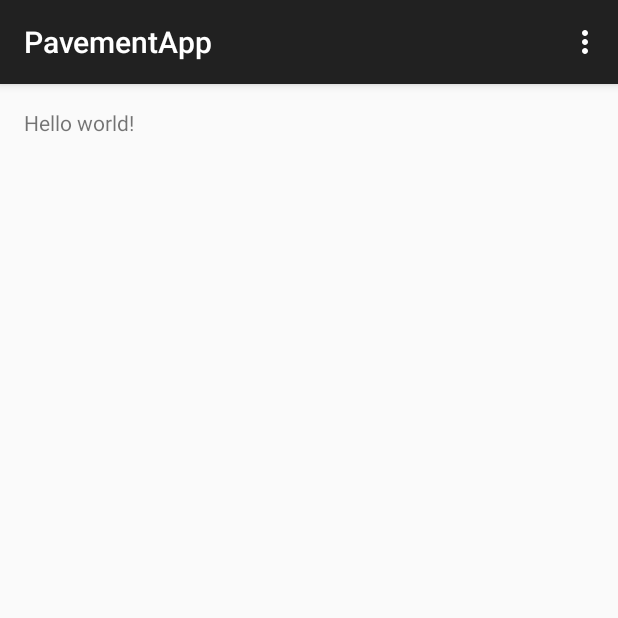
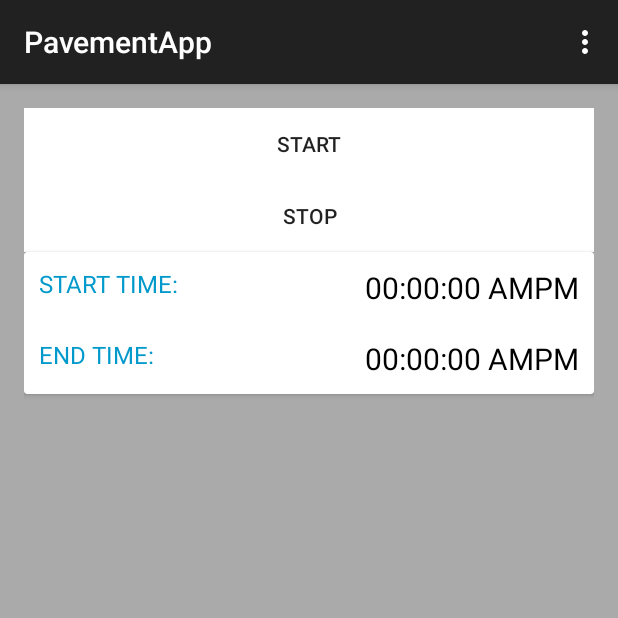
Before and after one commit to strangerloops/pavement_android, an Android app: the screen it shows after launch (MainActivity), on a phone screen of 412 x 824 dp, the top half of it. Run offline under Robolectric (Android 15) with nearby library versions, the phone set to English and light mode, and no system bars.

Commit message:
Update - Main screen layout update.

```diff
--- /dev/null
+++ b/app/src/main/java/com/pnpc/pa/SplashActivity.java
@@ -0,0 +1,24 @@
+package com.pnpc.pa;
+
+import android.app.Activity;
+import android.os.Bundle;
+
+/**
+ * Created by markusmcgee on 9/21/15.
+ */
+public class SplashActivity extends Activity {
+    @Override
+    protected void onCreate(Bundle savedInstanceState) {
+        super.onCreate(savedInstanceState);
+    }
+
+    @Override
+    protected void onPause() {
+        super.onPause();
+    }
+
+    @Override
+    protected void onResume() {
+        super.onResume();
+    }
+}
--- a/app/src/main/res/layout/activity_main.xml
+++ b/app/src/main/res/layout/activity_main.xml
@@ -1,16 +1,105 @@
-<RelativeLayout xmlns:android="http://schemas.android.com/apk/res/android"
+<LinearLayout xmlns:android="http://schemas.android.com/apk/res/android"
               xmlns:tools="http://schemas.android.com/tools"
               android:layout_width="match_parent"
               android:layout_height="match_parent"
+              android:background="@android:color/darker_gray"
+              android:orientation="vertical"
+              android:paddingBottom="@dimen/activity_vertical_margin"
               android:paddingLeft="@dimen/activity_horizontal_margin"
               android:paddingRight="@dimen/activity_horizontal_margin"
               android:paddingTop="@dimen/activity_vertical_margin"
-                android:paddingBottom="@dimen/activity_vertical_margin"
               tools:context=".MainActivity">
 
+    <LinearLayout
+        android:layout_width="match_parent"
+        android:layout_height="wrap_content"
+        android:orientation="vertical">
+
+        <Button
+            android:id="@+id/start_btn"
+            android:layout_width="match_parent"
+            android:layout_height="wrap_content"
+            android:background="@android:color/white"
+            android:text="@string/start_txt"/>
+
+        <Button
+            android:id="@+id/stop_btn"
+            android:layout_width="match_parent"
+            android:layout_height="wrap_content"
+            android:background="@android:color/white"
+            android:text="@string/stop_txt"/>
+    </LinearLayout>
+
+    <android.support.v7.widget.CardView
+        xmlns:android="http://schemas.android.com/apk/res/android"
+        android:layout_width="match_parent"
+        android:layout_height="wrap_content"
+        android:background="@android:color/white"
+        android:padding="10dp">
+
+        <LinearLayout
+            android:layout_width="match_parent"
+            android:layout_height="wrap_content"
+            android:orientation="vertical">
+
+            <RelativeLayout
+                android:layout_width="match_parent"
+                android:layout_height="wrap_content"
+                android:orientation="horizontal">
+
                 <TextView
-        android:text="@string/hello_world"
                     android:layout_width="wrap_content"
-        android:layout_height="wrap_content"/>
+                    android:layout_height="wrap_content"
+                    android:layout_alignParentLeft="true"
+                    android:padding="10dp"
+                    android:singleLine="false"
+                    android:text="START TIME:"
+                    android:textColor="@android:color/holo_blue_dark"
+                    android:textSize="16sp"/>
+
+                <TextView
+                    android:id="@+id/start_time_txt"
+                    android:layout_width="wrap_content"
+                    android:layout_height="wrap_content"
+                    android:layout_alignParentRight="true"
+                    android:padding="10dp"
+                    android:singleLine="false"
+                    android:text="00:00:00 AMPM"
+                    android:textColor="@android:color/black"
+                    android:textSize="20sp"/>
 
             </RelativeLayout>
+
+            <RelativeLayout
+                android:layout_width="match_parent"
+                android:layout_height="wrap_content"
+                android:orientation="horizontal">
+
+                <TextView
+                    android:layout_width="wrap_content"
+                    android:layout_height="wrap_content"
+                    android:layout_alignParentLeft="true"
+                    android:padding="10dp"
+                    android:singleLine="false"
+                    android:text="END TIME:"
+                    android:textColor="@android:color/holo_blue_dark"
+                    android:textSize="16sp"/>
+
+                <TextView
+                    android:id="@+id/end_time_txt"
+                    android:layout_width="wrap_content"
+                    android:layout_height="wrap_content"
+                    android:layout_alignParentRight="true"
+                    android:padding="10dp"
+                    android:singleLine="false"
+                    android:text="00:00:00 AMPM"
+                    android:textColor="@android:color/black"
+                    android:textSize="20sp"/>
+
+            </RelativeLayout>
+
+        </LinearLayout>
+
+    </android.support.v7.widget.CardView>
+
+</LinearLayout>
--- a/app/src/main/res/values/strings.xml
+++ b/app/src/main/res/values/strings.xml
@@ -3,4 +3,6 @@
 
     <string name="hello_world">Hello world!</string>
     <string name="action_settings">Settings</string>
+    <string name="start_txt">START</string>
+    <string name="stop_txt">STOP</string>
 </resources>
```
Lines whose indentation alone changed are shown as unchanged.
